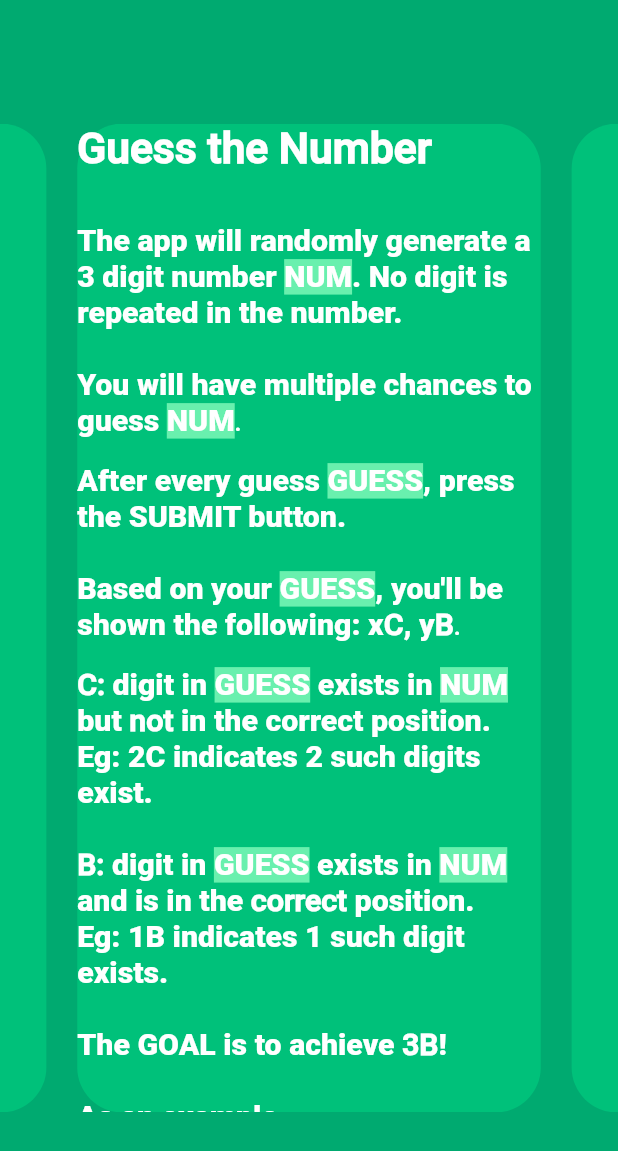
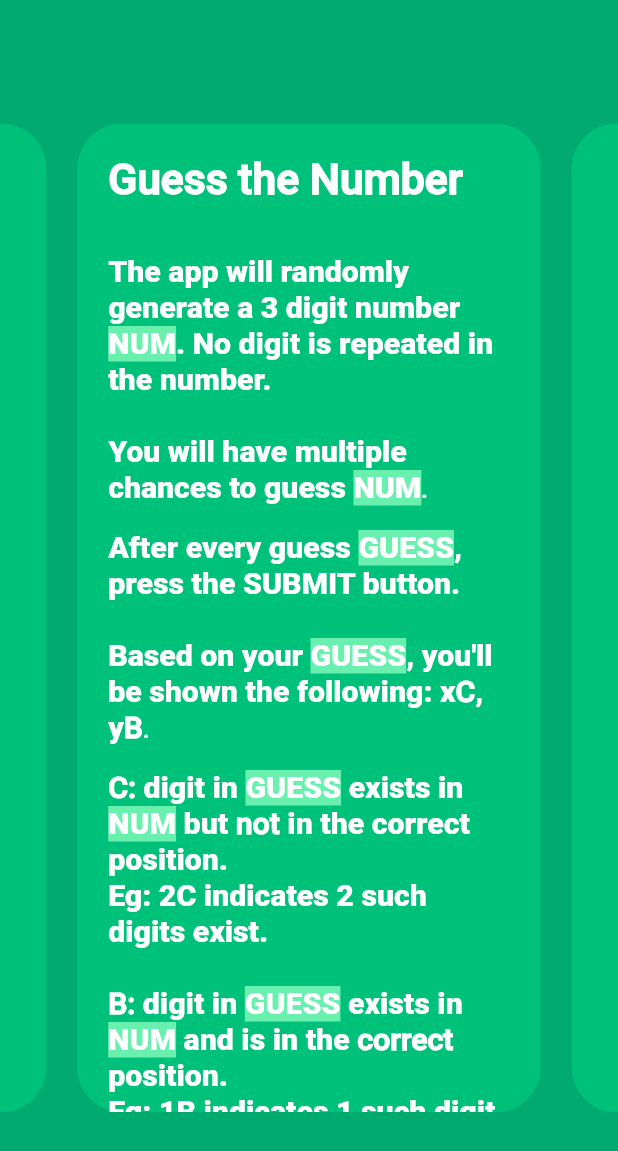
Before and after one commit to arko97x/new_cnb, a Flutter app: the screen it shows after launch, on a phone screen of 412 x 824 dp. Shown: the top 1151 px of the screen. Run offline on Flutter 3.47's test engine with Material 2 defaults, Android fonts, the phone set to English and light mode, and no system bars; drawn by our look-alikes of carousel_slider.

Commit message:
Third Commit

```diff
--- a/lib/main.dart
+++ b/lib/main.dart
@@ -41,6 +41,9 @@ class MyHomePage extends StatelessWidget {
                     ),
                   ),
                   child: SingleChildScrollView(
+                    child: Padding(
+                      padding: EdgeInsets.all(
+                          MediaQuery.of(context).size.width * 0.05),
                       child: RichText(
                         text: TextSpan(
                           style: TextStyle(
@@ -460,6 +463,7 @@ class MyHomePage extends StatelessWidget {
                       ),
                     ),
                   ),
+                ),
                 //Card 2
                 Container(
                   height: MediaQuery.of(context).size.height * 0.8,
```
Also changed, not shown: 1 other file. Lines whose indentation alone changed are shown as unchanged.
